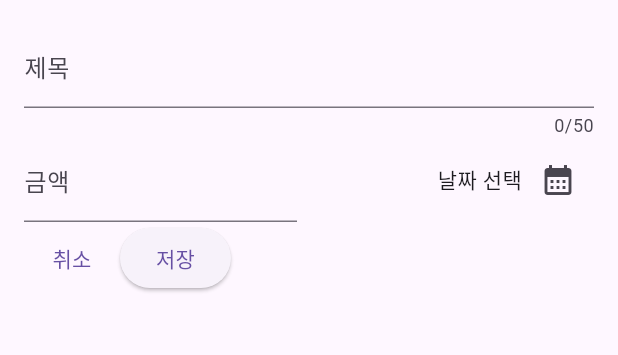
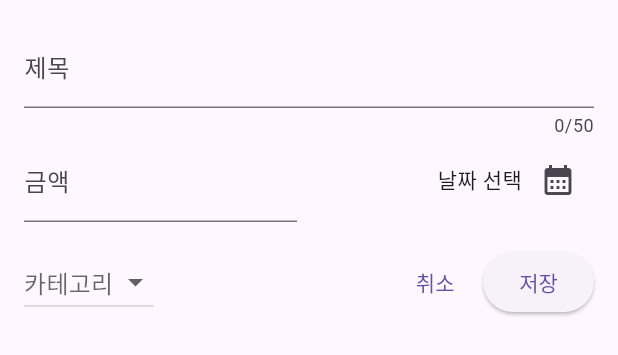
Before and after one commit to Chohanwool/flutter_Expnses-tracker-app, a Flutter app: the NewExpense widget shown alone on an empty page, opened directly, on a phone screen of 412 x 824 dp. Shown: the top 355 px of the screen. Run offline on Flutter 3.47's test engine with Material 3 defaults, Android fonts, the phone set to English and light mode, and no system bars; our stand-ins replace font_awesome_flutter.

Commit message:
[feat] 모달 - 카테고리 항목 추가

```diff
--- a/lib/widgets/new_expense.dart
+++ b/lib/widgets/new_expense.dart
@@ -13,6 +13,7 @@ class _NewExpenseState extends State<NewExpense> {
   final _titleController = TextEditingController();
   final _amountController = TextEditingController();
   DateTime? _pickedDate;
+  Category? _selectedCategory;
 
   void _presentDatePicker() async {
     final now = DateTime.now();
@@ -84,9 +85,33 @@ class _NewExpenseState extends State<NewExpense> {
               ),
             ],
           ),
-
+          const SizedBox(height: 16),
           Row(
             children: <Widget>[
+              DropdownButton(
+                value: _selectedCategory,
+                hint: const Text('카테고리'),
+                items:
+                    Category.values
+                        .map(
+                          (category) => DropdownMenuItem(
+                            value: category,
+                            child: Text(category.name.toUpperCase()),
+                          ),
+                        )
+                        .toList(),
+                onChanged: (value) {
+                  setState(() {
+                    if (value == null) {
+                      return;
+                    }
+                    setState(() {
+                      _selectedCategory = value;
+                    });
+                  });
+                },
+              ),
+              const Spacer(),
               TextButton(
                 onPressed: () {
                   Navigator.pop(context);
```
